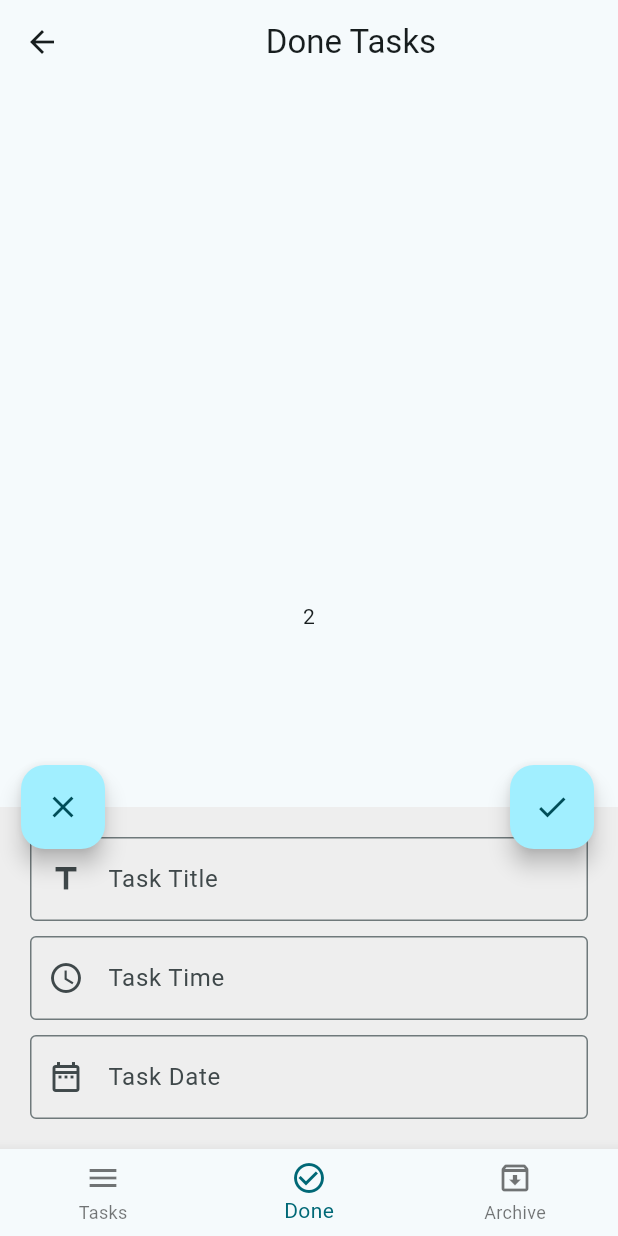
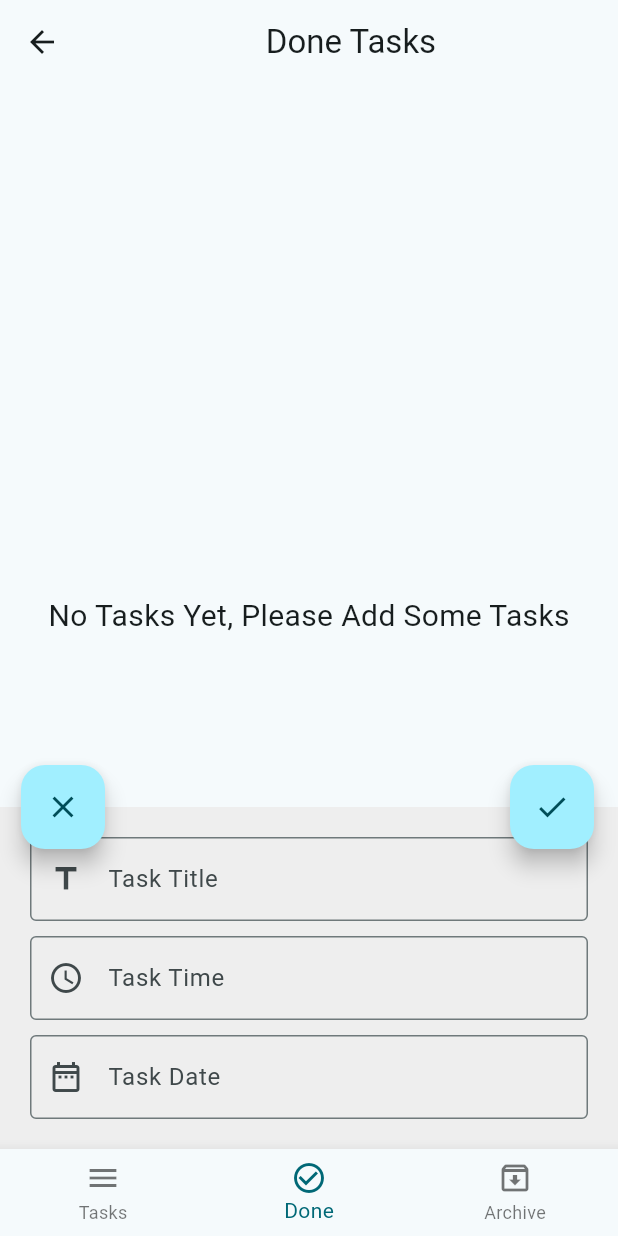
Before and after one commit to Mohammed-Elshabrawy/todo_app, a Flutter app: the screen it shows after launch, item 2 of the bottom bar chosen, after a tap on the "edit" icon, on a phone screen of 412 x 824 dp. Run offline on Flutter 3.47's test engine with Material 3 defaults, Android fonts, the phone set to English and light mode, and no system bars; our stand-ins replace conditional_builder_null_safety, sqflite; accounts and stored records are empty.

Commit message:
new tasks done

```diff
--- a/lib/Layout/home_layout.dart
+++ b/lib/Layout/home_layout.dart
@@ -1,10 +1,12 @@
+import 'package:conditional_builder_null_safety/conditional_builder_null_safety.dart';
 import 'package:flutter/material.dart';
 import 'package:intl/intl.dart';
 import 'package:sqflite/sqflite.dart';
-
 import '../models/archived_tasks/archived_tasks_screen.dart';
 import '../models/done_tasks/done_tasks_screen.dart';
 import '../models/new_tasks/new_tasks_screen.dart';
+import '../shared/components/components.dart';
+import '../shared/components/constants.dart';
 
 class HomeLayout extends StatefulWidget {
   const HomeLayout({super.key});
@@ -21,7 +23,6 @@ class HomeLayout extends StatefulWidget {
 // 6. update in database
 // 7. delete from database
 class _HomeLayoutState extends State<HomeLayout> {
-
   int currentIndex = 0;
   late Database dataBase;
   bool isBottomSheetShown = false;
@@ -50,7 +51,19 @@ class _HomeLayoutState extends State<HomeLayout> {
       onWillPop: () async => false,
       child: Scaffold(
         key: scaffoldKey,
-        body: screens[currentIndex],
+        body: ConditionalBuilder(
+          condition: tasks.isNotEmpty,
+          builder: (context) => screens[currentIndex],
+          fallback:
+              (context) => Center(
+                child: Center(
+                  child: Text(
+                    "No Tasks Yet, Please Add Some Tasks",
+                    style: TextStyle(fontSize: 20),
+                  ),
+                ),
+              ),
+        ),
         appBar: AppBar(title: Center(child: Text(titles[currentIndex]))),
         floatingActionButton: Padding(
           padding: const EdgeInsets.only(left: 30.0),
@@ -75,7 +88,6 @@ class _HomeLayoutState extends State<HomeLayout> {
               Spacer(),
               FloatingActionButton(
                 onPressed: () {
-                  // insertToDataBase();
                   if (isBottomSheetShown) {
                     if (formKey.currentState!.validate()) {
                       insertToDataBase(
@@ -83,18 +95,24 @@ class _HomeLayoutState extends State<HomeLayout> {
                         date: dateController.text,
                         time: timeController.text,
                       ).then((onValue) {
+                        getDataFromDataBase(dataBase).then((onValue) {
+                          print(tasks);
                           Navigator.pop(context);
                           setState(() {
+                            tasks = onValue;
                             isBottomSheetShown = false;
                             titleController.text = "";
                             timeController.text = "";
                             dateController.text = "";
                           });
                         });
+
+                      });
                     }
                   } else {
                     setState(() {
-                      scaffoldKey.currentState?.showBottomSheet(
+                      scaffoldKey.currentState
+                          ?.showBottomSheet(
                             (context) => Container(
                               color: Colors.grey[200],
                               padding: EdgeInsets.all(20.0),
@@ -126,7 +144,9 @@ class _HomeLayoutState extends State<HomeLayout> {
                                         ).then((value) {
                                           if (value != null) {
                                             timeController.text =
-                                            value.format(context).toString();
+                                                value
+                                                    .format(context)
+                                                    .toString();
                                           }
                                         });
                                       },
@@ -155,7 +175,8 @@ class _HomeLayoutState extends State<HomeLayout> {
                                           ),
                                         ).then((value) {
                                           if (value != null) {
-                                        dateController.text = DateFormat.yMMMd()
+                                            dateController
+                                                .text = DateFormat.yMMMd()
                                                 .format(value);
                                           }
                                         });
@@ -175,7 +196,9 @@ class _HomeLayoutState extends State<HomeLayout> {
                                 ),
                               ),
                             ),
-                      ).closed.then((value) {
+                          )
+                          .closed
+                          .then((value) {
                             setState(() {
                               isBottomSheetShown = false;
                               titleController.text = "";
@@ -217,6 +240,10 @@ class _HomeLayoutState extends State<HomeLayout> {
     );
   }
 
+  Future<List<Map>> getDataFromDataBase(Database dataBase) async {
+    return await dataBase.rawQuery("SELECT * FROM tasks");
+  }
+
   void createDataBase() async {
     dataBase = await openDatabase(
       "todo.db",
@@ -235,6 +262,12 @@ class _HomeLayoutState extends State<HomeLayout> {
         print("DataBase created");
       },
       onOpen: (database) {
+        getDataFromDataBase(database).then((onValue) {
+          setState(() {
+            tasks = onValue;
+          });
+          print(tasks);
+        });
         print("DataBase opened");
       },
     );
@@ -259,46 +292,3 @@ class _HomeLayoutState extends State<HomeLayout> {
     });
   }
 }
-
-Widget defaultFormFiled({
-  bool readOnly = false,
-  onTab,
-  onSubmit,
-  onChange,
-  required TextEditingController controller,
-  required TextInputType type,
-  required FormFieldValidator<String> validate,
-  required String label,
-  required IconData prefix,
-}) => TextFormField(
-  readOnly: readOnly,
-  onTap: onTab,
-  controller: controller,
-  keyboardType: type,
-  onFieldSubmitted: onSubmit,
-  onChanged: onChange,
-  validator: validate,
-  decoration: InputDecoration(
-    labelText: label,
-    prefixIcon: Icon(prefix), // Icon
-    border: OutlineInputBorder(),
-  ), // InputDecoration
-);
-
-/*try{
-          var name = await getName();
-          print(name);
-          throw("error");
-        }
-        catch(e)
-        {
-          print(e.toString());
-        }*/
-// getName().then((value) {
-//   print(value);
-//   print("scscsc");
-//   throw("غلط");
-// }).catchError((err){
-//   print(err.toString());
-//
-// });
--- a/lib/models/new_tasks/new_tasks_screen.dart
+++ b/lib/models/new_tasks/new_tasks_screen.dart
@@ -1,9 +1,20 @@
 import 'package:flutter/material.dart';
+import '../../shared/components/components.dart';
+import '../../shared/components/constants.dart';
+
 class NewTasksScreen extends StatelessWidget {
-  const NewTasksScreen({super.key});
 
   @override
   Widget build(BuildContext context) {
-    return Center(child: Text("1"));
+
+    return ListView.separated(
+      itemBuilder: (context,index)=>taskView(tasks[index]),
+      separatorBuilder:  (context,index)=>Container(
+        width: double.infinity,
+        height: 1,
+        color: Colors.grey[300],
+      ),
+      itemCount: tasks.length,
+    );
   }
 }
--- /dev/null
+++ b/lib/shared/components/constants.dart
@@ -0,0 +1 @@
+List<Map> tasks = [];
--- a/pubspec.yaml
+++ b/pubspec.yaml
@@ -36,6 +36,7 @@ dependencies:
   cupertino_icons: ^1.0.8
   sqflite: ^2.4.2
   intl: ^0.20.2
+  conditional_builder_null_safety: ^0.0.6
 
 dev_dependencies:
   flutter_test:
```
Also changed, not shown: lib/shared/components/components.dart (added, +46 -0 lines), pubspec.lock. Lines whose indentation alone changed are shown as unchanged.
